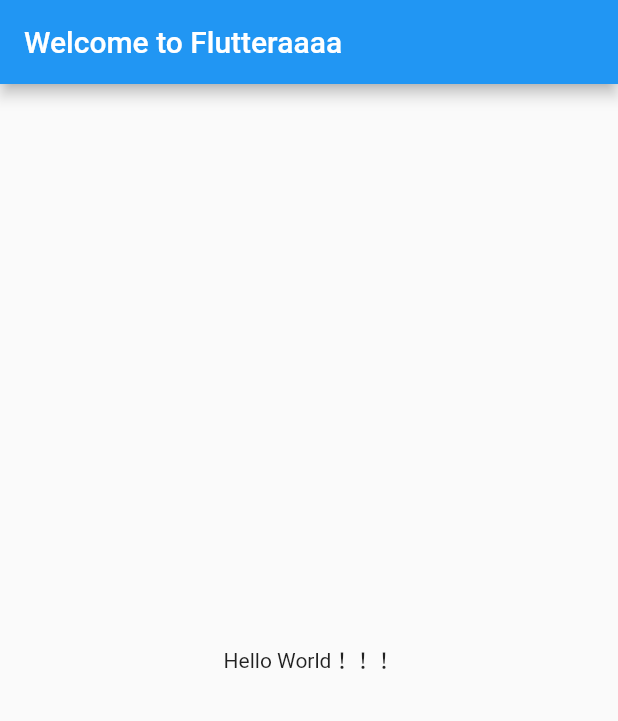
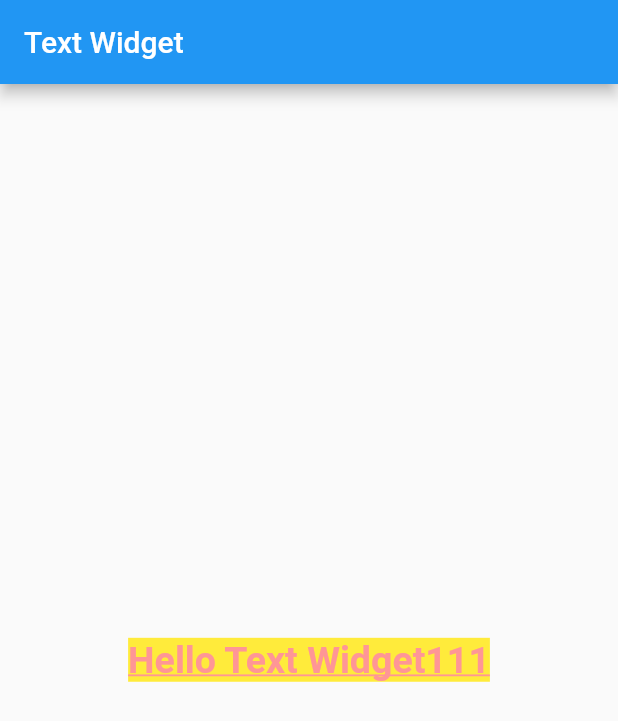
Before and after one commit to yhsy/flutter_hello, a Flutter app: the screen it shows after launch, on a phone screen of 412 x 824 dp. Shown: the top 721 px of the screen. Run offline on Flutter 3.47's test engine with Material 2 defaults, Android fonts, the phone set to English and light mode, and no system bars.

Commit message:
2-Text Widget的基础使用

```diff
--- a/lib/main.dart
+++ b/lib/main.dart
@@ -12,11 +12,33 @@ class MyApp extends StatelessWidget{
       home:Scaffold(
         //创建一个Bar，并添加文本
         appBar:AppBar(
-          title:Text('Welcome to Flutteraaaa'),
+          title:Text('Text Widget'),
         ),
         //在主体的中间区域，添加一个hello world 的文本
         body:Center(
-          child:Text('Hello World！！！'),
+          child:Text(
+            'Hello Text Widget111',
+            textAlign: TextAlign.start,
+            // 最大行数
+            maxLines: 1,
+            // 溢出
+            overflow: TextOverflow.ellipsis,
+            // 样式(文本样式)
+            style: TextStyle(
+
+              // 字号
+              fontSize:25.0,
+              fontWeight: FontWeight.bold,
+              // 文字背景颜色
+              backgroundColor: Colors.yellow,
+              // 文字颜色
+              color:Color.fromARGB(255, 255, 150, 150),
+              // 文字颜色(透明度)
+              // color:Colors.black.withOpacity(0.3),
+              decoration:TextDecoration.underline,
+              decorationStyle:TextDecorationStyle.solid,
+            ),
+          ),
         ),
       ),
     );
```
